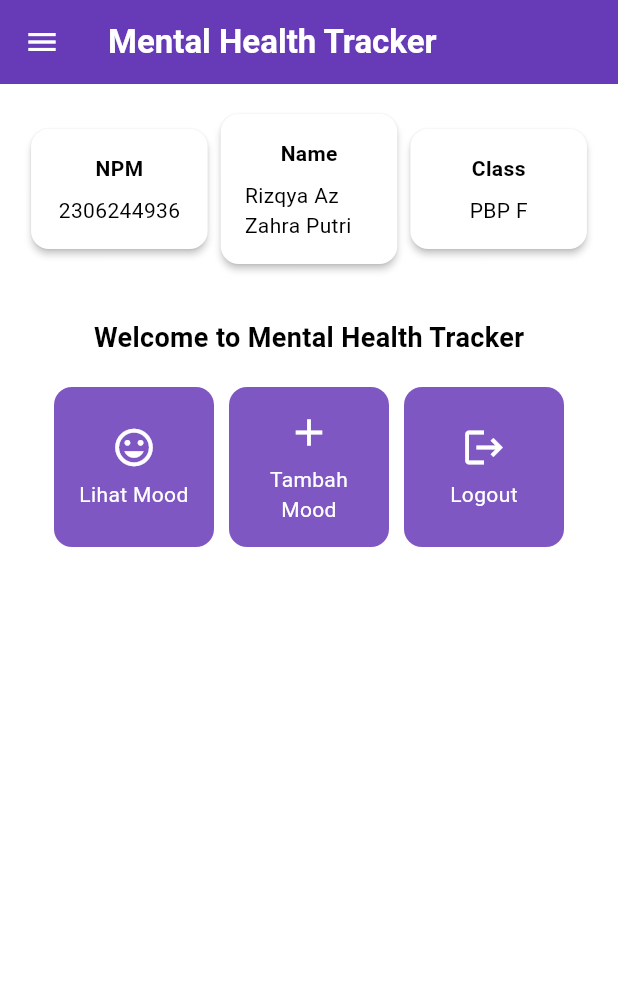
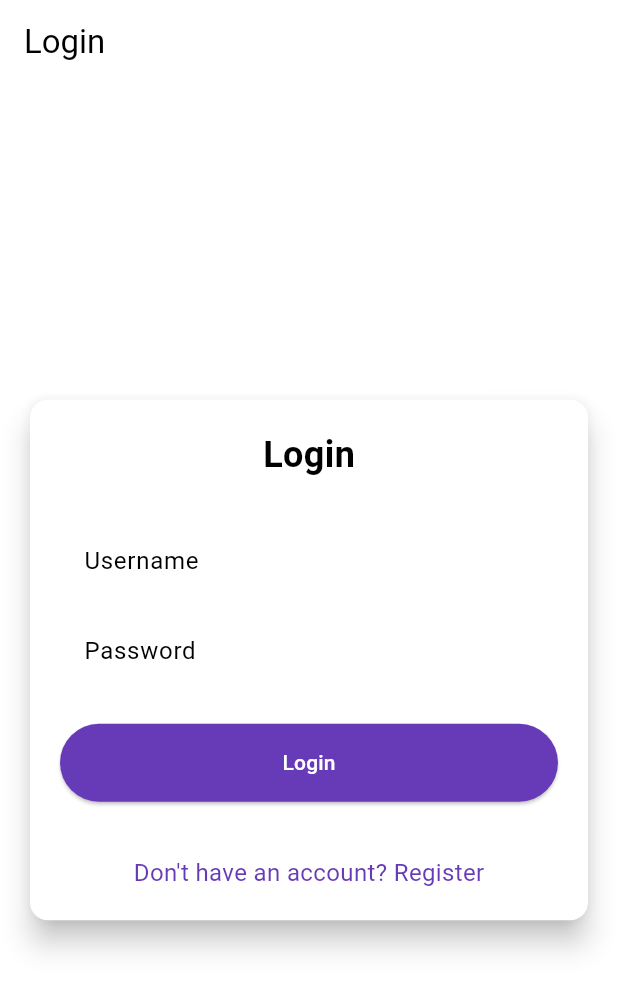
Before and after one commit to rizqyazzahra/mental-health-tracker-mobile, a Flutter app: the screen it shows after launch, on a phone screen of 412 x 824 dp. Shown: the top 991 px of the screen. Run offline on Flutter 3.47's test engine with Material 3 defaults, Android fonts, the phone set to English and light mode, and no system bars; missing offline and left inert: pbp_django_auth.

Commit message:
tutorial 8

```diff
--- /dev/null
+++ b/devtools_options.yaml
@@ -0,0 +1,3 @@
+description: This file stores settings for Dart & Flutter DevTools.
+documentation: https://docs.flutter.dev/tools/devtools/extensions#configure-extension-enablement-states
+extensions:
--- a/lib/main.dart
+++ b/lib/main.dart
@@ -1,5 +1,8 @@
 import 'package:flutter/material.dart';
 import 'package:mental_health_tracker/screens/menu.dart';
+import 'package:pbp_django_auth/pbp_django_auth.dart';
+import 'package:provider/provider.dart';
+import 'package:mental_health_tracker/screens/login.dart';
 
 void main() {
   runApp(const MyApp());
@@ -8,31 +11,23 @@ void main() {
 class MyApp extends StatelessWidget {
   const MyApp({super.key});
 
-  // This widget is the root of your application.
   @override
   Widget build(BuildContext context) {
-    return MaterialApp(
-      title: 'Flutter Demo',
-      theme: ThemeData(
-        // This is the theme of your application.
-        //
-        // TRY THIS: Try running your application with "flutter run". You'll see
-        // the application has a purple toolbar. Then, without quitting the app,
-        // try changing the seedColor in the colorScheme below to Colors.green
-        // and then invoke "hot reload" (save your changes or press the "hot
-        // reload" button in a Flutter-supported IDE, or press "r" if you used
-        // the command line to start the app).
-        //
-        // Notice that the counter didn't reset back to zero; the application
-        // state is not lost during the reload. To reset the state, use hot
-        // restart instead.
-        //
-        // This works for code too, not just values: Most code changes can be
-        // tested with just a hot reload.
-        colorScheme: ColorScheme.fromSwatch(primarySwatch: Colors.deepPurple,).copyWith(secondary: Colors.deepPurple[400]),
-        useMaterial3: true,
+    return Provider(
+      create: (_) {
+        CookieRequest request = CookieRequest();
+        return request;
+      },
+      child: MaterialApp(
+        title: 'Mental Health Tracker',
+        theme: ThemeData(
+          useMaterial3: true,
+          colorScheme: ColorScheme.fromSwatch(
+            primarySwatch: Colors.deepPurple,
+          ).copyWith(secondary: Colors.deepPurple[400]),
+        ),
+        home: const LoginPage(),
       ),
-      home: MyHomePage(),
     );
   }
 }
--- /dev/null
+++ b/lib/screens/login.dart
@@ -0,0 +1,178 @@
+import 'package:mental_health_tracker/screens/menu.dart';
+import 'package:flutter/material.dart';
+import 'package:pbp_django_auth/pbp_django_auth.dart';
+import 'package:provider/provider.dart';
+import 'package:mental_health_tracker/screens/register.dart';
+
+void main() {
+  runApp(const LoginApp());
+}
+
+class LoginApp extends StatelessWidget {
+  const LoginApp({super.key});
+
+  @override
+  Widget build(BuildContext context) {
+    return MaterialApp(
+      title: 'Login',
+      theme: ThemeData(
+        useMaterial3: true,
+        colorScheme: ColorScheme.fromSwatch(
+          primarySwatch: Colors.deepPurple,
+        ).copyWith(secondary: Colors.deepPurple[400]),
+      ),
+      home: const LoginPage(),
+    );
+  }
+}
+
+class LoginPage extends StatefulWidget {
+  const LoginPage({super.key});
+
+  @override
+  State<LoginPage> createState() => _LoginPageState();
+}
+
+class _LoginPageState extends State<LoginPage> {
+  final TextEditingController _usernameController = TextEditingController();
+  final TextEditingController _passwordController = TextEditingController();
+
+  @override
+  Widget build(BuildContext context) {
+    final request = context.watch<CookieRequest>();
+
+    return Scaffold(
+      appBar: AppBar(
+        title: const Text('Login'),
+      ),
+      body: Center(
+        child: SingleChildScrollView(
+          padding: const EdgeInsets.all(16.0),
+          child: Card(
+            elevation: 8,
+            shape: RoundedRectangleBorder(
+              borderRadius: BorderRadius.circular(12.0),
+            ),
+            child: Padding(
+              padding: const EdgeInsets.all(20.0),
+              child: Column(
+                mainAxisSize: MainAxisSize.min,
+                children: [
+                  const Text(
+                    'Login',
+                    style: TextStyle(
+                      fontSize: 24.0,
+                      fontWeight: FontWeight.bold,
+                    ),
+                  ),
+                  const SizedBox(height: 30.0),
+                  TextField(
+                    controller: _usernameController,
+                    decoration: const InputDecoration(
+                      labelText: 'Username',
+                      hintText: 'Enter your username',
+                      border: OutlineInputBorder(
+                        borderRadius: BorderRadius.all(Radius.circular(12.0)),
+                      ),
+                      contentPadding:
+                          EdgeInsets.symmetric(horizontal: 12.0, vertical: 8.0),
+                    ),
+                  ),
+                  const SizedBox(height: 12.0),
+                  TextField(
+                    controller: _passwordController,
+                    decoration: const InputDecoration(
+                      labelText: 'Password',
+                      hintText: 'Enter your password',
+                      border: OutlineInputBorder(
+                        borderRadius: BorderRadius.all(Radius.circular(12.0)),
+                      ),
+                      contentPadding:
+                          EdgeInsets.symmetric(horizontal: 12.0, vertical: 8.0),
+                    ),
+                    obscureText: true,
+                  ),
+                  const SizedBox(height: 24.0),
+                  ElevatedButton(
+                    onPressed: () async {
+                      String username = _usernameController.text;
+                      String password = _passwordController.text;
+
+                      // Cek kredensial
+                      final response = await request
+                          .login("http://127.0.0.1/auth/login/", {
+                        'username': username,
+                        'password': password,
+                      });
+
+                      if (request.loggedIn) {
+                        String message = response['message'];
+                        String uname = response['username'];
+                        if (context.mounted) {
+                          Navigator.pushReplacement(
+                            context,
+                            MaterialPageRoute(
+                                builder: (context) => MyHomePage()),
+                          );
+                          ScaffoldMessenger.of(context)
+                            ..hideCurrentSnackBar()
+                            ..showSnackBar(
+                              SnackBar(
+                                  content:
+                                      Text("$message Selamat datang, $uname.")),
+                            );
+                        }
+                      } else {
+                        if (context.mounted) {
+                          showDialog(
+                            context: context,
+                            builder: (context) => AlertDialog(
+                              title: const Text('Login Gagal'),
+                              content: Text(response['message']),
+                              actions: [
+                                TextButton(
+                                  child: const Text('OK'),
+                                  onPressed: () {
+                                    Navigator.pop(context);
+                                  },
+                                ),
+                              ],
+                            ),
+                          );
+                        }
+                      }
+                    },
+                    style: ElevatedButton.styleFrom(
+                      foregroundColor: Colors.white,
+                      minimumSize: Size(double.infinity, 50),
+                      backgroundColor: Theme.of(context).colorScheme.primary,
+                      padding: const EdgeInsets.symmetric(vertical: 16.0),
+                    ),
+                    child: const Text('Login'),
+                  ),
+                  const SizedBox(height: 36.0),
+                  GestureDetector(
+                    onTap: () {
+                      Navigator.push(
+                        context,
+                        MaterialPageRoute(
+                            builder: (context) => const RegisterPage()),
+                      );
+                    },
+                    child: Text(
+                      'Don\'t have an account? Register',
+                      style: TextStyle(
+                        color: Theme.of(context).colorScheme.primary,
+                        fontSize: 16.0,
+                      ),
+                    ),
+                  ),
+                ],
+              ),
+            ),
+          ),
+        ),
+      ),
+    );
+  }
+}
--- a/pubspec.yaml
+++ b/pubspec.yaml
@@ -35,6 +35,9 @@ dependencies:
   # The following adds the Cupertino Icons font to your application.
   # Use with the CupertinoIcons class for iOS style icons.
   cupertino_icons: ^1.0.8
+  provider: ^6.1.2
+  pbp_django_auth: ^0.4.0
+  http: ^1.2.2
 
 dev_dependencies:
   flutter_test:
```
Also changed, not shown: lib/models/mood_entry.dart (added, +65 -0 lines), lib/screens/list_moodentry.dart (added, +89 -0 lines), lib/screens/moodentry_form.dart (+35 -30 lines), lib/screens/register.dart (added, +163 -0 lines), lib/widgets/left_drawer.dart (+12 -0 lines), lib/widgets/mood_card.dart (+43 -9 lines), pubspec.lock, 2 other files.
